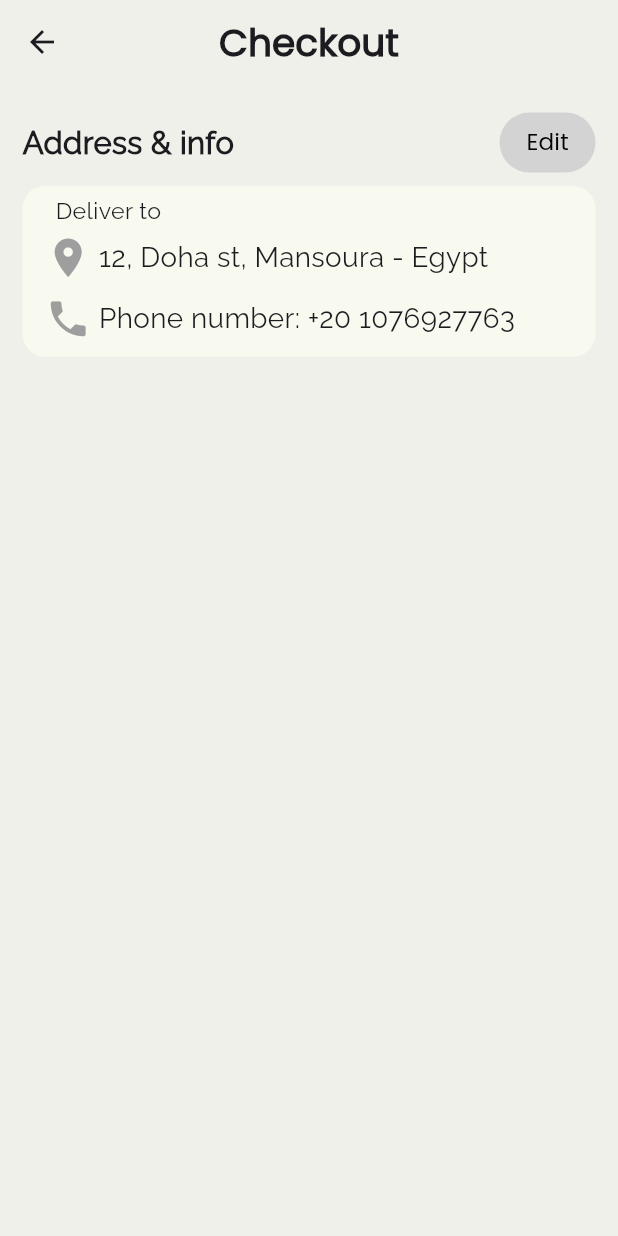
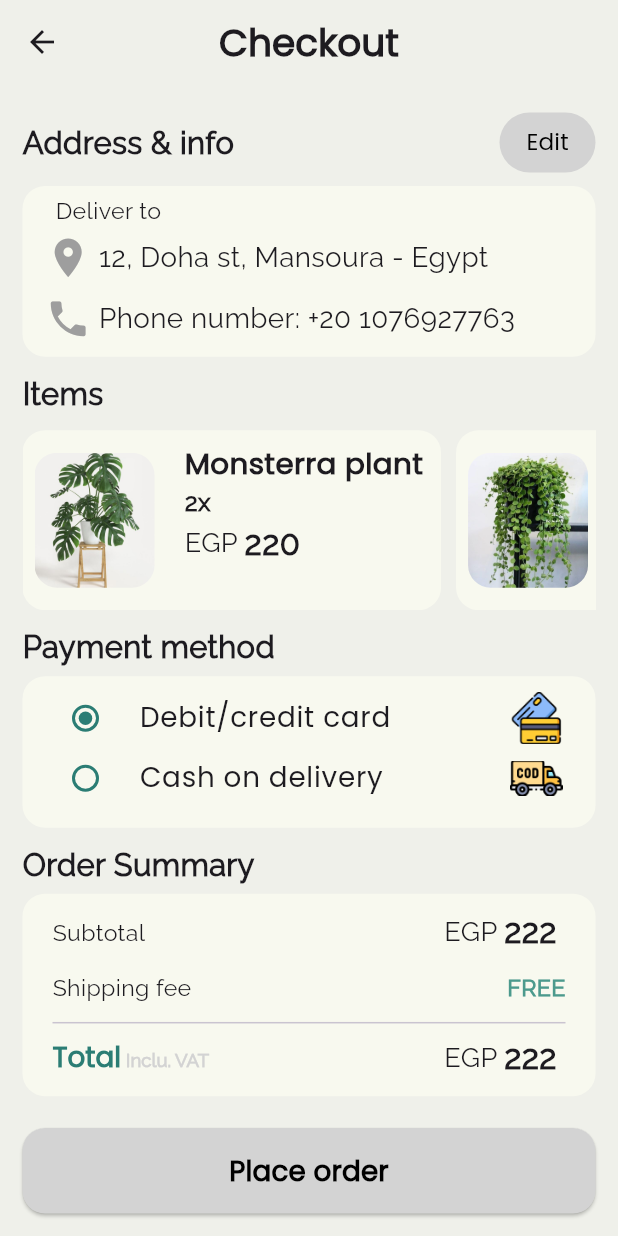
Before and after one commit to MalekYasser26/plant_it, a Flutter app: the CheckoutViewBody screen opened directly, on a phone screen of 412 x 824 dp. Run offline on Flutter 3.47's test engine with Material 3 defaults, Android fonts, the phone set to English and light mode, and no system bars; our stand-ins replace bloc, flutter_bloc, flutter_rating_stars, google_fonts; project files that could hold a hidden picture were left out.

Commit message:
checkout view done

```diff
--- /dev/null
+++ b/lib/features/checkout/presentation/widgets/checkout_item.dart
@@ -0,0 +1,88 @@
+import 'package:flutter/material.dart';
+import 'package:plant_it/constants/constants.dart';
+
+class CheckoutItem extends StatelessWidget {
+  final int index;
+  const CheckoutItem({
+    super.key, required this.index,
+  });
+
+  @override
+  Widget build(BuildContext context) {
+    return Container(
+      decoration: BoxDecoration(
+        borderRadius: BorderRadius.circular(15),
+        color: const Color(0xFFF8F9EF),
+      ),
+      padding: const EdgeInsets.all(8.0),
+      child: Row(
+        children: [
+          Container(
+            height: 90,
+            width: 80,
+            decoration: BoxDecoration(
+              borderRadius: BorderRadius.circular(15),
+            ),
+            child: ClipRRect(
+              borderRadius: BorderRadius.circular(15),
+              child: Image.asset(
+                'assets/images/plant$index.png',
+                fit: BoxFit.cover,
+              ),
+            ),
+          ),
+          const SizedBox(width: 20),
+          Expanded(
+            child: Column(
+              crossAxisAlignment: CrossAxisAlignment.start,
+              children: [
+                Padding(
+                  padding: const EdgeInsets.only(right: 4.0),
+                  child: Text(
+                    "Monsterra plant",
+                    style: TextStyle(
+                      fontFamily: "Poppins",
+                      fontWeight: FontWeight.bold,
+                      fontSize: getResponsiveSize(context, fontSize: 19),
+
+                    ),
+                  ),
+                ),
+                Text(
+                  "2x",
+                  style: TextStyle(
+                    fontFamily: "Raleway",
+                    fontWeight: FontWeight.bold,
+                    fontSize: getResponsiveSize(context, fontSize: 16),
+                  ),
+                ),
+                const Row(
+                  children: [
+                    Text(
+                      "EGP ",
+                      style: TextStyle(
+                        fontFamily: "Raleway",
+                        fontSize: 18,
+                        fontWeight: FontWeight.w300,
+                      ),
+                    ),
+                    Text(
+                      "220 ",
+                      style: TextStyle(
+                        fontFamily: "Raleway",
+                        fontSize: 22,
+                        fontWeight: FontWeight.bold,
+                      ),
+                    ),
+                  ],
+                ),
+
+                // const CustRatingStars(),
+              ],
+            ),
+          ),
+        ],
+      ),
+    );
+  }
+}
--- a/lib/features/checkout/presentation/widgets/checkout_view_body.dart
+++ b/lib/features/checkout/presentation/widgets/checkout_view_body.dart
@@ -2,26 +2,65 @@ import 'package:flutter/cupertino.dart';
 import 'package:flutter/material.dart';
 import 'package:plant_it/constants/constants.dart';
 import 'package:plant_it/features/checkout/presentation/widgets/address_info_section.dart';
+import 'package:plant_it/features/checkout/presentation/widgets/items_section.dart';
 import 'package:plant_it/features/checkout/presentation/widgets/cust_app_bar.dart';
+import 'package:plant_it/features/checkout/presentation/widgets/order_summary.dart';
+import 'package:plant_it/features/checkout/presentation/widgets/payment_method_section.dart';
 
-class CheckoutViewBody extends StatelessWidget {
+class CheckoutViewBody extends StatefulWidget {
   const CheckoutViewBody({super.key});
 
   @override
+  State<CheckoutViewBody> createState() => _CheckoutViewBodyState();
+}
+
+class _CheckoutViewBodyState extends State<CheckoutViewBody> {
+
+  @override
   Widget build(BuildContext context) {
-    return const SafeArea(
+    return   SafeArea(
       child: Scaffold(
         backgroundColor: AppColors.basicallyWhite,
-        appBar: CustAppBar(
+        appBar: const CustAppBar(
           text: "Checkout",
         ),
         body: Center(
           child: Padding(
-            padding: EdgeInsets.all(15.0),
+            padding: const EdgeInsets.all(15.0),
             child: Column(
+              crossAxisAlignment: CrossAxisAlignment.start,
               children: [
-                AddressInfoSection(),
-              ],
+                const AddressInfoSection(),
+                const SizedBox(height: 10),
+                const ItemsSection(),
+                const SizedBox(height: 10),
+                const PaymentMethodSection(),
+                const SizedBox(height: 10),
+                const OrderSummary(),
+                const Spacer(),
+            SizedBox(
+              width:double.infinity,
+              child: ElevatedButton(
+                onPressed: () {
+
+                },
+                style: ElevatedButton.styleFrom(
+                  backgroundColor: AppColors.greyish,
+                  shape: RoundedRectangleBorder(
+                    borderRadius: BorderRadius.circular(15),
+                  ),
+                  padding: const EdgeInsets.symmetric(horizontal: 20, vertical: 15),
+                ),
+                child:  Text("Place order",
+                    style: TextStyle(
+                        fontFamily: "Poppins",
+                        fontSize:  getResponsiveSize(context, fontSize: 18),
+                        color: Colors.black,
+                        fontWeight: FontWeight.bold
+                    )
+                ),
+              ),
+            )            ],
             ),
           ),
         ),
--- /dev/null
+++ b/lib/features/checkout/presentation/widgets/items_section.dart
@@ -0,0 +1,41 @@
+import 'package:flutter/material.dart';
+import 'package:plant_it/constants/constants.dart';
+import 'package:plant_it/features/checkout/presentation/widgets/checkout_item.dart';
+
+class ItemsSection extends StatelessWidget {
+  const ItemsSection({
+    super.key,
+  });
+
+  @override
+  Widget build(BuildContext context) {
+    return Column(
+      crossAxisAlignment: CrossAxisAlignment.start,
+      mainAxisSize: MainAxisSize.min,
+      children: [
+        Text(
+          "Items",
+          style: TextStyle(
+            fontFamily: "Raleway",
+            fontWeight: FontWeight.bold,
+            fontSize: getResponsiveSize(context, fontSize: 20),
+          ),
+        ),
+        const SizedBox(height: 10),
+        SizedBox(
+          height: 120,  // Set a fixed height for the ListView
+          child: ListView.separated(
+            scrollDirection: Axis.horizontal,
+            physics: const BouncingScrollPhysics(),
+            itemBuilder: (context, index) {
+              return IntrinsicWidth(child: CheckoutItem(index: index+1));
+            },
+            separatorBuilder: (context, index) =>
+            const SizedBox(width: 10),
+            itemCount: 6,
+          ),
+        ),
+      ],
+    );
+  }
+}
--- /dev/null
+++ b/lib/features/checkout/presentation/widgets/order_summary.dart
@@ -0,0 +1,140 @@
+import 'package:flutter/material.dart';
+import 'package:plant_it/constants/constants.dart';
+
+class OrderSummary extends StatelessWidget {
+  const OrderSummary({
+    super.key,
+  });
+
+  @override
+  Widget build(BuildContext context) {
+    return Column(
+      crossAxisAlignment: CrossAxisAlignment.start,
+      children: [
+        Text(
+          "Order Summary",
+          style: TextStyle(
+            fontFamily: "Raleway",
+            fontWeight: FontWeight.bold,
+            fontSize: getResponsiveSize(context, fontSize: 20),
+          ),
+        ),
+        const SizedBox(height: 5),
+        Container(
+          decoration: const BoxDecoration(
+            color: Color(0xFFF8F9EF),
+            borderRadius: BorderRadius.all(Radius.circular(15)),
+          ),
+          child:  Padding(
+            padding: const EdgeInsets.symmetric(horizontal: 20.0,vertical: 10),
+            child: Column(
+              children: [
+                Row(
+                  mainAxisAlignment: MainAxisAlignment.spaceBetween,
+                  children: [
+                    Text("Subtotal", style: TextStyle(
+                      fontFamily: "Raleway",
+                      fontSize:getResponsiveSize(context, fontSize: 15),
+                      fontWeight: FontWeight.w300,
+                    ),),
+                    const Row(
+                      children: [
+                        Text(
+                          "EGP ",
+                          style: TextStyle(
+                            fontFamily: "Raleway",
+                            fontSize: 18,
+                            fontWeight: FontWeight.w300,
+                          ),
+                        ),
+                        Text(
+                          "222 ",
+                          style: TextStyle(
+                            fontFamily: "Raleway",
+                            fontSize: 22,
+                            fontWeight: FontWeight.bold,
+                          ),
+                        ),
+                      ],
+                    ),
+                  ],
+                ),
+                const SizedBox(height: 10,),
+                Row(
+                  mainAxisAlignment: MainAxisAlignment.spaceBetween,
+                  children: [
+                    Text("Shipping fee", style: TextStyle(
+                      fontFamily: "Raleway",
+                      fontSize:getResponsiveSize(context, fontSize: 15),
+                      fontWeight: FontWeight.w300,
+                    ),),
+                    Text("FREE", style: TextStyle(
+                        fontFamily: "Raleway",
+                        fontSize:getResponsiveSize(context, fontSize: 15),
+                        fontWeight: FontWeight.bold,
+                        color: AppColors.normGreen
+                    ),),
+
+                  ],
+                ),
+                const SizedBox(height: 5),
+                const Divider(),
+                Row(
+                  mainAxisAlignment: MainAxisAlignment.spaceBetween,
+                  children: [
+                    RichText(
+                      text: TextSpan(
+                        text: 'Total',
+                        style: TextStyle(
+                            fontFamily: "Poppins",
+                            fontSize: getResponsiveSize(context, fontSize: 18),
+                            fontWeight: FontWeight.w600,
+                            color: AppColors.darkGreenL),
+                        // Default text color
+                        children: [
+                          TextSpan(
+                            text: ' Inclu. VAT',
+                            style: TextStyle(
+                                fontFamily: "Raleway",
+                                fontSize:
+                                getResponsiveSize(context, fontSize: 12),
+                                fontWeight: FontWeight.bold,
+                                color: AppColors.greyish),
+                            // Color for "Sign in"
+
+                          ),
+                        ],
+                      ),
+                    ),
+
+                    const Row(
+                      children: [
+                        Text(
+                          "EGP ",
+                          style: TextStyle(
+                            fontFamily: "Raleway",
+                            fontSize: 18,
+                            fontWeight: FontWeight.w300,
+                          ),
+                        ),
+                        Text(
+                          "222 ",
+                          style: TextStyle(
+                            fontFamily: "Raleway",
+                            fontSize: 22,
+                            fontWeight: FontWeight.bold,
+                          ),
+                        ),
+                      ],
+                    ),
+                  ],
+                ),
+
+              ],
+            ),
+          ),
+        ),
+      ],
+    );
+  }
+}
--- /dev/null
+++ b/lib/features/checkout/presentation/widgets/payment_method_section.dart
@@ -0,0 +1,85 @@
+import 'package:flutter/material.dart';
+import 'package:plant_it/constants/constants.dart';
+
+class PaymentMethodSection extends StatefulWidget {
+  const PaymentMethodSection({super.key});
+
+  @override
+  State<PaymentMethodSection> createState() => _PaymentMethodSectionState();
+}
+
+class _PaymentMethodSectionState extends State<PaymentMethodSection> {
+  String? _selectedOption = 'visa';
+
+  @override
+  Widget build(BuildContext context) {
+    return Column(
+      crossAxisAlignment: CrossAxisAlignment.start,
+      children: [
+        Text(
+          "Payment method",
+          style: TextStyle(
+            fontFamily: "Raleway",
+            fontWeight: FontWeight.bold,
+            fontSize: getResponsiveSize(context, fontSize: 20),
+          ),
+        ),
+        const SizedBox(height: 5),
+        Container(
+          decoration: const BoxDecoration(
+            color: Color(0xFFF8F9EF),
+            borderRadius: BorderRadius.all(Radius.circular(15)),
+          ),
+          child: Column(
+            children: [
+              SizedBox(
+                height: 40,
+                child: RadioListTile<String>(
+                  fillColor: WidgetStatePropertyAll(AppColors.darkGreenL),
+                  secondary: Image.asset('assets/images/visa.png',height: 35,width: 35,),
+                  title:  Text('Debit/credit card',
+                    style: TextStyle(
+                      fontFamily: "Poppins",
+                      fontSize:
+                      getResponsiveSize(context, fontSize: 18),
+                      fontWeight: FontWeight.w300,
+                    ),
+                  ),
+                  value: 'visa',
+                  groupValue: _selectedOption,
+                  onChanged: (String? value) {
+                    setState(() {
+                      _selectedOption = value;
+                    });
+                  },
+                  contentPadding:
+                  const EdgeInsets.symmetric(horizontal: 22.0),
+                ),
+              ),
+              RadioListTile<String>(
+                fillColor: const WidgetStatePropertyAll(AppColors.darkGreenL),
+                secondary: Image.asset('assets/images/cash.png',height: 35,width: 35,),
+                title:  Text('Cash on delivery',style: TextStyle(
+                  fontFamily: "Poppins",
+                  fontSize:
+                  getResponsiveSize(context, fontSize: 18),
+                  fontWeight: FontWeight.w300,
+                ),),
+                value: 'cash',
+                groupValue: _selectedOption,
+                onChanged: (String? value) {
+                  setState(() {
+                    _selectedOption = value;
+                  });
+                },
+                contentPadding:
+                const EdgeInsets.symmetric(horizontal: 22.0),
+              ),
+              const SizedBox(height: 5),
+            ],
+          ),
+        ),
+      ],
+    );
+  }
+}
```
Also changed, not shown: assets/images/cash.png (added), assets/images/visa.png (added).
